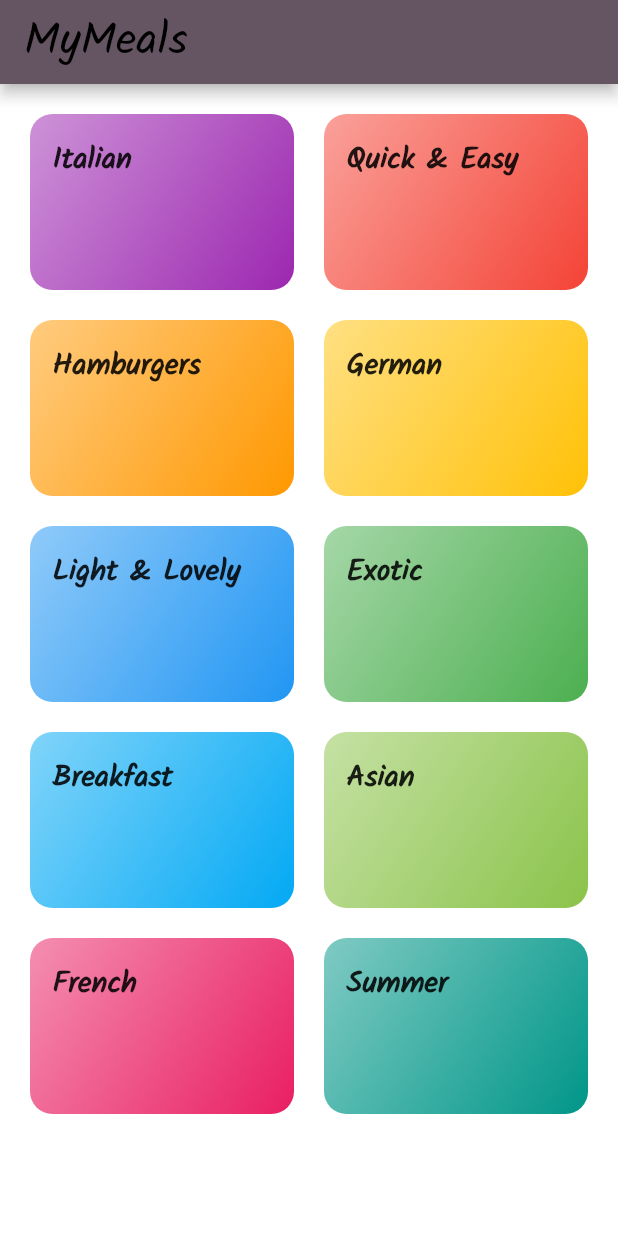
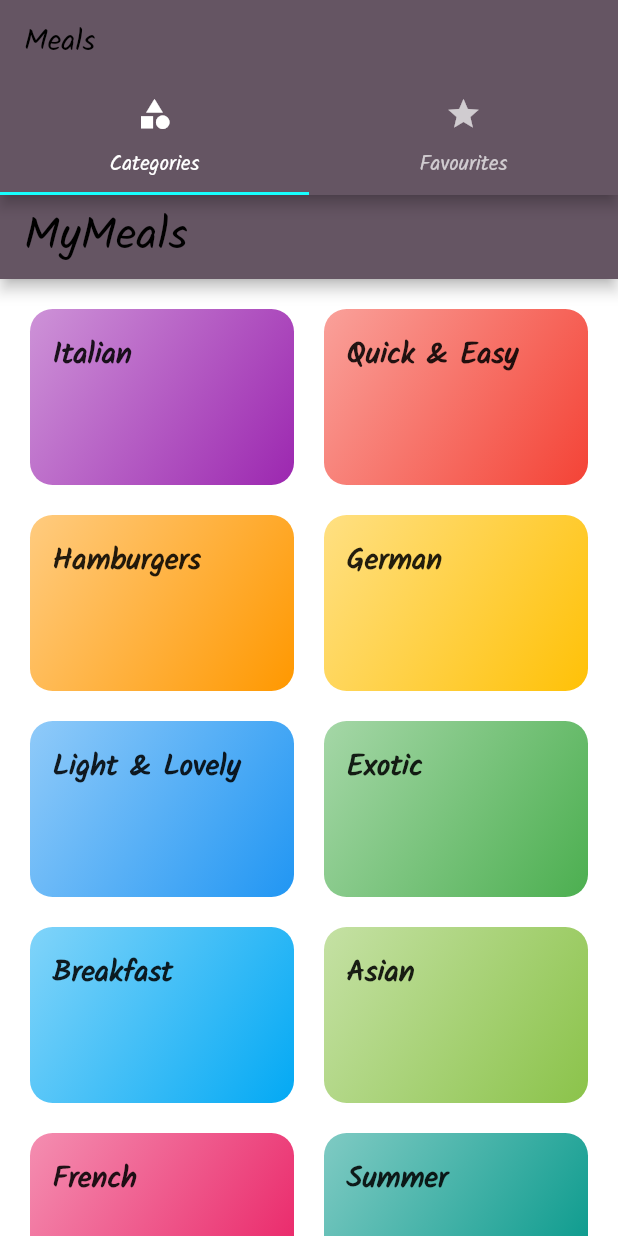
Before and after one commit to katskoru/meals_app, a Flutter app: the screen it shows after launch, on a phone screen of 412 x 824 dp. Run offline on Flutter 3.47's test engine with Material 2 defaults, Android fonts, the phone set to English and light mode, and no system bars.

Commit message:
tabs_screen

```diff
--- a/lib/main.dart
+++ b/lib/main.dart
@@ -2,6 +2,7 @@ import 'package:flutter/material.dart';
 import 'package:meals_app/screens/categories_screen.dart';
 import 'package:meals_app/screens/meal_detail_screen.dart';
 import 'package:meals_app/screens/meals_category_screen.dart';
+import 'package:meals_app/screens/tabs_screen.dart';
 
 void main() {
   runApp(const MyApp());
@@ -30,10 +31,11 @@ class MyApp extends StatelessWidget {
               secondary: Colors.cyanAccent,
               surface: Colors.pink,
               onSurface: Colors.amber)),
-      home: CategoriesScreen(),
+      initialRoute: "/",
       routes: {
+        "/": (ctx) => TabsScreen(),
         MealsCategoryScreen.routeName: (ctx) => MealsCategoryScreen(),
-        MealDetailScreen.routeName: (ctx) => MealDetailScreen()
+        MealDetailScreen.routeName: (ctx) => const MealDetailScreen()
       },
       onUnknownRoute: (settings) {
         return MaterialPageRoute(builder: (ctx) => CategoriesScreen());
--- a/lib/screens/categories_screen.dart
+++ b/lib/screens/categories_screen.dart
@@ -14,7 +14,7 @@ class CategoriesScreen extends StatelessWidget {
         style: TextStyle(fontSize: 30),
       )),
       body: GridView(
-        padding: EdgeInsets.all(20),
+        padding: const EdgeInsets.all(20),
         children: dummyCategories
             .map((catData) => CategoryItem(
                   title: catData.title,
--- a/lib/screens/meals_category_screen.dart
+++ b/lib/screens/meals_category_screen.dart
@@ -1,4 +1,3 @@
-import 'package:flutter/foundation.dart';
 import 'package:flutter/material.dart';
 import 'package:meals_app/dummy_data.dart';
 import 'package:meals_app/widgets/meal_item.dart';
--- /dev/null
+++ b/lib/screens/tabs_screen.dart
@@ -0,0 +1,35 @@
+import 'package:flutter/material.dart';
+import 'package:meals_app/screens/categories_screen.dart';
+import 'package:meals_app/screens/fav_screen.dart';
+
+class TabsScreen extends StatefulWidget {
+  TabsScreen({Key? key}) : super(key: key);
+
+  @override
+  State<TabsScreen> createState() => _TabsScreenState();
+}
+
+class _TabsScreenState extends State<TabsScreen> {
+  @override
+  Widget build(BuildContext context) {
+    return DefaultTabController(
+      length: 2,
+      child: Scaffold(
+        appBar: AppBar(
+          title: Text("Meals"),
+          bottom: const TabBar(tabs: [
+            Tab(
+              icon: Icon(Icons.category),
+              text: "Categories",
+            ),
+            Tab(
+              icon: Icon(Icons.star),
+              text: "Favourites",
+            )
+          ]),
+        ),
+        body: TabBarView(children: [CategoriesScreen(), FavScreen()]),
+      ),
+    );
+  }
+}
```
Also changed, not shown: lib/screens/fav_screen.dart (added, +12 -0 lines), lib/screens/meal_detail_screen.dart (+4 -4 lines), lib/widgets/meal_item.dart (+6 -6 lines).
